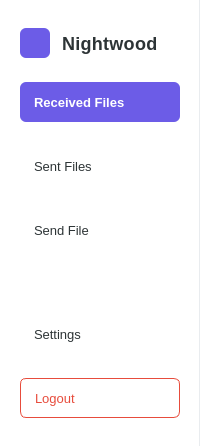
This is src/ui/utils/navbar/navbar.ui in Fred-Sheppard/Eastwood as Qt 5 draws it before an edit. The edited form follows.
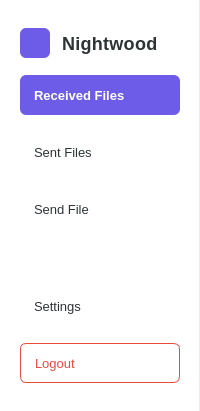
This is the edited form.

```diff
--- a/src/ui/utils/navbar/navbar.ui
+++ b/src/ui/utils/navbar/navbar.ui
@@ -22,7 +22,7 @@
   </property>
   <layout class="QVBoxLayout" name="navBarLayout">
    <property name="spacing">
-    <number>24</number>
+    <number>17</number>
    </property>
    <property name="leftMargin">
     <number>20</number>
```
